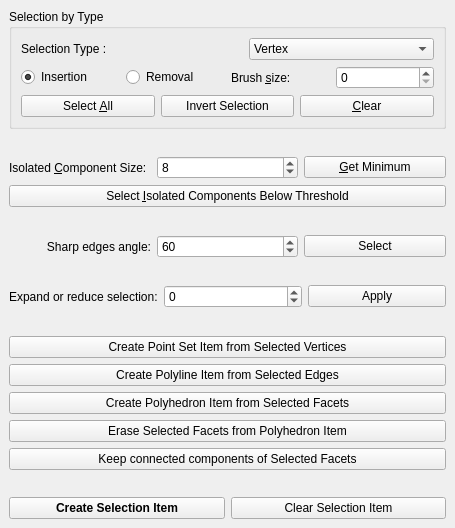
Qt form Polyhedron/demo/Polyhedron/Plugins/PMP/Selection_widget.ui (CGAL/cgal) before a commit.
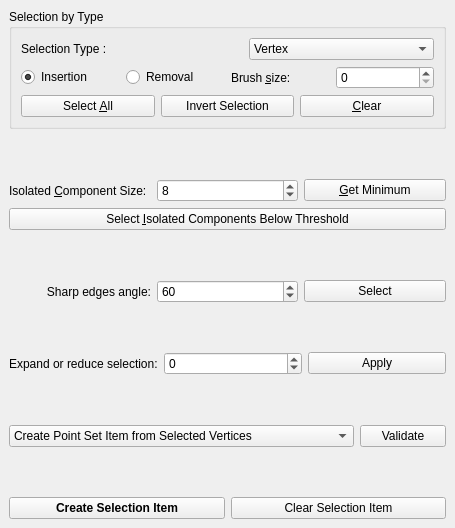
The same form after that commit.

Commit message: Regroup operations in a comboBox instead of numerous buttons

Diff of the .ui file:
```diff
--- a/Polyhedron/demo/Polyhedron/Plugins/PMP/Selection_widget.ui
+++ b/Polyhedron/demo/Polyhedron/Plugins/PMP/Selection_widget.ui
@@ -316,42 +316,44 @@
      </spacer>
     </item>
     <item>
-     <widget class="QPushButton" name="Create_point_set_item_button">
+     <layout class="QHBoxLayout" name="horizontalLayout_9" stretch="4,1">
+      <item>
+       <widget class="QComboBox" name="operationsBox">
+        <item>
       <property name="text">
        <string>Create Point Set Item from Selected Vertices</string>
       </property>
-     </widget>
     </item>
     <item>
-     <widget class="QPushButton" name="Create_polyline_item_button">
       <property name="text">
        <string>Create Polyline Item from Selected Edges</string>
       </property>
-     </widget>
     </item>
     <item>
-     <widget class="QPushButton" name="Create_polyhedron_item_button">
       <property name="text">
        <string>Create Polyhedron Item from Selected Facets</string>
       </property>
-     </widget>
     </item>
     <item>
-     <widget class="QPushButton" name="Erase_selected_facets_button">
       <property name="text">
        <string>Erase Selected Facets from Polyhedron Item</string>
       </property>
-     </widget>
     </item>
     <item>
-     <widget class="QPushButton" name="Keep_connected_components_button">
-      <property name="toolTip">
-       <string extracomment="from selected facets"/>
-      </property>
       <property name="text">
        <string>Keep connected components of Selected Facets</string>
       </property>
-     </widget>
+        </item>
+       </widget>
+      </item>
+      <item>
+       <widget class="QPushButton" name="validateButton">
+        <property name="text">
+         <string>Validate</string>
+        </property>
+       </widget>
+      </item>
+     </layout>
     </item>
     <item>
      <spacer name="verticalSpacer">
```
Lines whose indentation alone changed are shown as unchanged. The commit also changes 1 other file.
